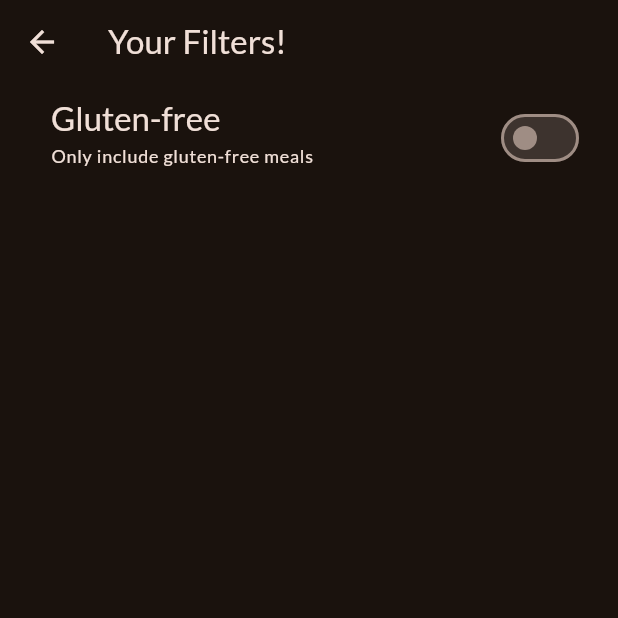
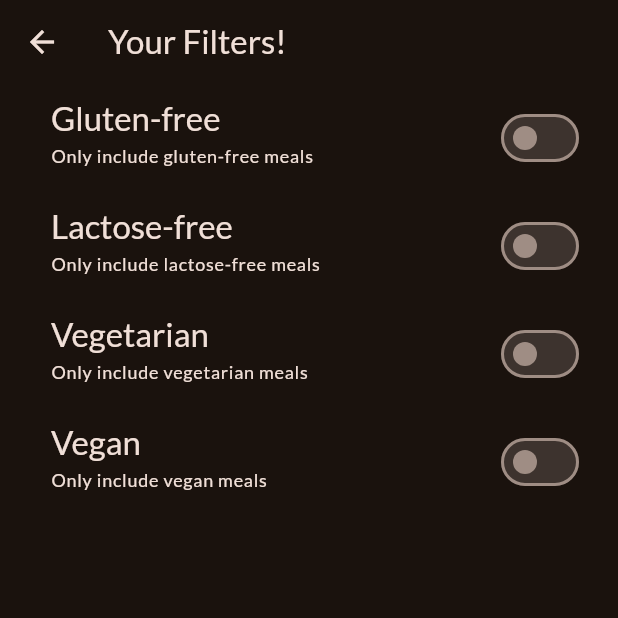
Before and after one commit to RishavGupta1C/meals, a Flutter app: the FiltersScreen screen opened directly, on a phone screen of 412 x 824 dp, the top half of it. Run offline on Flutter 3.47's test engine with Material 2 defaults, Android fonts, the phone set to English and light mode, and no system bars; our stand-ins replace google_fonts, transparent_image.

Commit message:
commit 19 Filter, Menu And Futures

```diff
--- a/lib/screens/filters.dart
+++ b/lib/screens/filters.dart
@@ -1,4 +1,13 @@
 import 'package:flutter/material.dart';
+// import 'package:meals/screens/tabs.dart';
+// import 'package:meals/widgets/main_drawer.dart';
+
+enum Filter {
+  glutenFree,
+  lactoseFree,
+  vegetarian,
+  vegan,
+}
 
 class FiltersScreen extends StatefulWidget {
   const FiltersScreen({Key? key}) : super(key: key);
@@ -10,7 +19,10 @@ class FiltersScreen extends StatefulWidget {
 }
 
 class _FiltersScreenState extends State<FiltersScreen> {
-  var _gluttenFreeFilteState = false;
+  var _gluttenFreeFilterState = false;
+  var _lactoseFreeFilterState = false;
+  var _vegetarianFilterState = false;
+  var _veganFilterState = false;
 
   @override
   Widget build(BuildContext context) {
@@ -18,11 +30,42 @@ class _FiltersScreenState extends State<FiltersScreen> {
       appBar: AppBar(
         title: const Text('Your Filters!'),
       ),
-      body: Column(children: [
+      // drawer: MainDrawer(onSelectScreen: (identifier) {
+      //   Navigator.of(context).pop();
+      //   if (identifier == 'meals') {
+      //     // Navigator.of(context).push(
+      //     //   MaterialPageRoute(
+      //     //     builder: (ctx) => const TabsScreen(),
+      //     //   ),
+      //     // );
+      //     // To replace the current screen and not add the screen to stack
+      //     Navigator.of(context).pushReplacement(
+      //       MaterialPageRoute(
+      //         builder: (ctx) => const TabsScreen(),
+      //       ),
+      //     );
+      //   }
+      // }),
+      body: WillPopScope(
+        // Creating Future Suing async.
+        onWillPop: () async {
+          // The mapping will be returned when the back button is pressed.
+          // And then the map is accessible by tabsScreen.
+          Navigator.of(context).pop({
+            Filter.glutenFree: _gluttenFreeFilterState,
+            Filter.lactoseFree: _lactoseFreeFilterState,
+            Filter.vegetarian: _vegetarianFilterState,
+            Filter.vegan: _veganFilterState,
+          });
+          return false;
+        },
+        child: Column(children: [
           SwitchListTile(
-          value: _gluttenFreeFilteState,
+            value: _gluttenFreeFilterState,
             onChanged: (isChecked) {
-            _gluttenFreeFilteState = isChecked;
+              setState(() {
+                _gluttenFreeFilterState = isChecked;
+              });
             },
             title: Text(
               'Gluten-free',
@@ -38,8 +81,75 @@ class _FiltersScreenState extends State<FiltersScreen> {
             ),
             activeColor: Theme.of(context).colorScheme.tertiary,
             contentPadding: const EdgeInsets.only(left: 34, right: 22),
-        )
+          ),
+          SwitchListTile(
+            value: _lactoseFreeFilterState,
+            onChanged: (isChecked) {
+              setState(() {
+                _lactoseFreeFilterState = isChecked;
+              });
+            },
+            title: Text(
+              'Lactose-free',
+              style: Theme.of(context).textTheme.titleLarge!.copyWith(
+                    color: Theme.of(context).colorScheme.onBackground,
+                  ),
+            ),
+            subtitle: Text(
+              'Only include lactose-free meals',
+              style: Theme.of(context).textTheme.labelMedium!.copyWith(
+                    color: Theme.of(context).colorScheme.onBackground,
+                  ),
+            ),
+            activeColor: Theme.of(context).colorScheme.tertiary,
+            contentPadding: const EdgeInsets.only(left: 34, right: 22),
+          ),
+          SwitchListTile(
+            value: _vegetarianFilterState,
+            onChanged: (isChecked) {
+              setState(() {
+                _vegetarianFilterState = isChecked;
+              });
+            },
+            title: Text(
+              'Vegetarian',
+              style: Theme.of(context).textTheme.titleLarge!.copyWith(
+                    color: Theme.of(context).colorScheme.onBackground,
+                  ),
+            ),
+            subtitle: Text(
+              'Only include vegetarian meals',
+              style: Theme.of(context).textTheme.labelMedium!.copyWith(
+                    color: Theme.of(context).colorScheme.onBackground,
+                  ),
+            ),
+            activeColor: Theme.of(context).colorScheme.tertiary,
+            contentPadding: const EdgeInsets.only(left: 34, right: 22),
+          ),
+          SwitchListTile(
+            value: _veganFilterState,
+            onChanged: (isChecked) {
+              setState(() {
+                _veganFilterState = isChecked;
+              });
+            },
+            title: Text(
+              'Vegan',
+              style: Theme.of(context).textTheme.titleLarge!.copyWith(
+                    color: Theme.of(context).colorScheme.onBackground,
+                  ),
+            ),
+            subtitle: Text(
+              'Only include vegan meals',
+              style: Theme.of(context).textTheme.labelMedium!.copyWith(
+                    color: Theme.of(context).colorScheme.onBackground,
+                  ),
+            ),
+            activeColor: Theme.of(context).colorScheme.tertiary,
+            contentPadding: const EdgeInsets.only(left: 34, right: 22),
+          ),
         ]),
+      ),
     );
   }
 }
```
Also changed, not shown: lib/screens/tabs.dart (+13 -2 lines), lib/widgets/main_drawer.dart (+11 -5 lines). Lines whose indentation alone changed are shown as unchanged.
